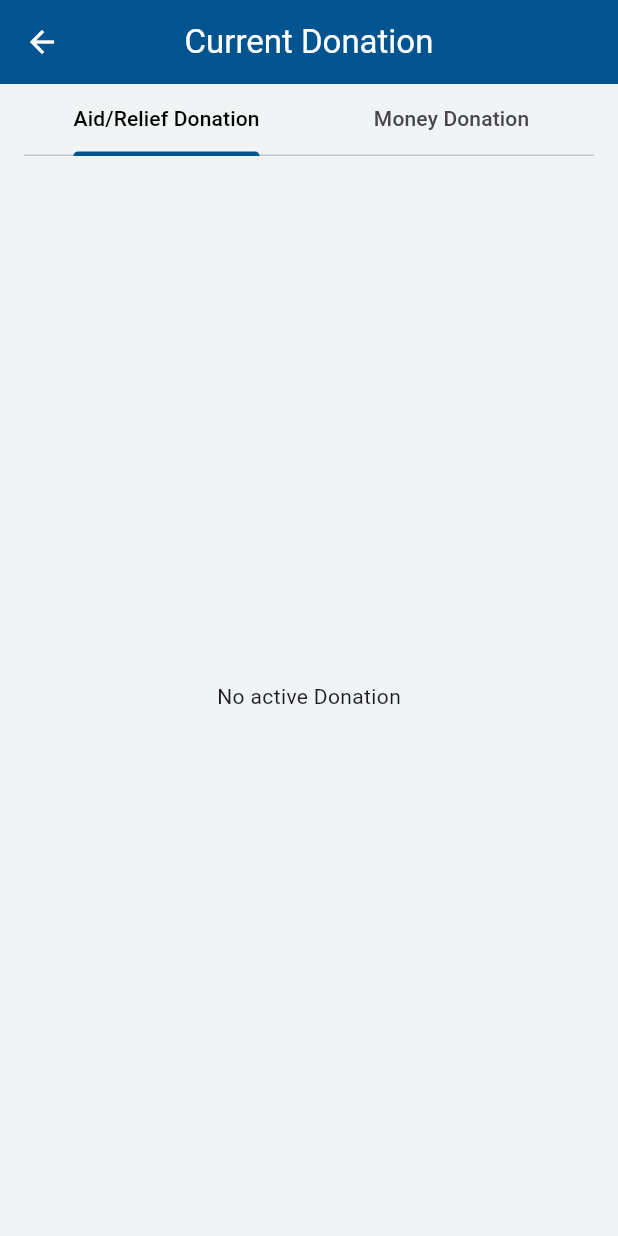
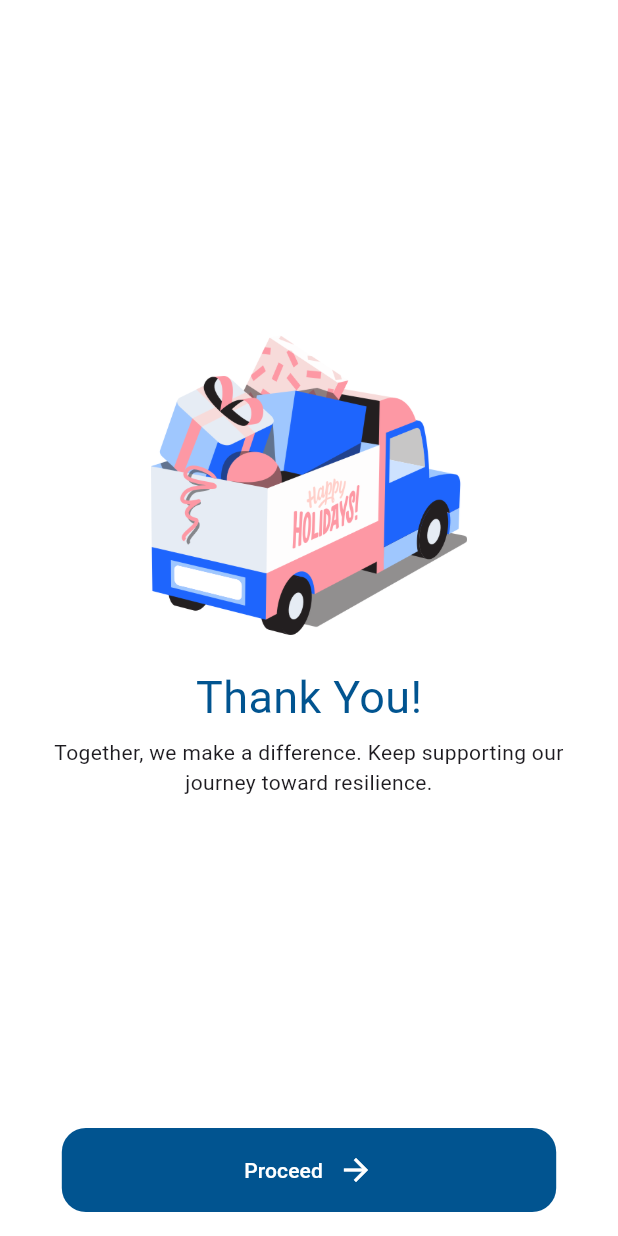
Before and after one commit to thisisJohnny07/ResilientLink, a Flutter app: the GenerateQr screen opened directly with empty values, after a tap on "Finish", on a phone screen of 412 x 824 dp. Run offline on Flutter 3.47's test engine with Material 3 defaults, Android fonts, the phone set to English and light mode, and no system bars; our stand-ins replace cloud_firestore, firebase_auth, firebase_core, firebase_messaging, firebase_storage, flutter_local_notifications and 11 more; missing offline and left inert: webview_flutter_android, webview_flutter_wkwebview; accounts and stored records are empty; network calls fail.

Commit message:
Polish 19th

```diff
--- a/resilientlink/lib/main.dart
+++ b/resilientlink/lib/main.dart
@@ -4,7 +4,7 @@
 import 'package:resilientlink/api/Firebase_api.dart';
 import 'package:resilientlink/firebase_options.dart';
 import 'package:resilientlink/pages/bottom_navigation.dart';
-import 'package:resilientlink/pages/get_started.dart';
+import 'package:resilientlink/pages/login.dart';
 
 final navigatorKey = GlobalKey<NavigatorState>();
 
@@ -30,7 +30,7 @@
           if (snapshot.hasData) {
             return const BottomNavigation();
           } else {
-            return const GetStarted();
+            return const LoginScreen();
           }
         },
       ),
--- a/resilientlink/lib/pages/customer_paymongo_screen.dart
+++ b/resilientlink/lib/pages/customer_paymongo_screen.dart
@@ -1,6 +1,6 @@
 import 'package:cloud_firestore/cloud_firestore.dart';
 import 'package:flutter/material.dart';
-import 'package:resilientlink/pages/ongoing_donation.dart';
+import 'package:resilientlink/pages/thank_you_page.dart';
 import 'package:webview_flutter/webview_flutter.dart';
 // #docregion platform_imports
 // Import for Android features.
@@ -88,9 +88,7 @@ class _CustomerPaymongoScreenState extends State<CustomerPaymongoScreen> {
               Navigator.pushReplacement(
                   context,
                   MaterialPageRoute(
-                      builder: (context) => OngoingDonation(
-                            initialTabIndex: 1,
-                          )));
+                      builder: (context) => ThankYouPage(index: 1)));
             } else if (change.url!.contains('/payments/cancelled')) {
               debugPrint('PAYMENT CANCELLED');
             }
--- a/resilientlink/lib/pages/donate_money.dart
+++ b/resilientlink/lib/pages/donate_money.dart
@@ -155,6 +155,7 @@ class _DonateMoneyState extends State<DonateMoney> {
                       controller: amount,
                       decoration: const InputDecoration(
                         border: OutlineInputBorder(),
+                        prefixText: '₱ ',
                       ),
                       keyboardType: TextInputType.number,
                       onChanged: (value) =>
--- a/resilientlink/lib/pages/donation_drive_details.dart
+++ b/resilientlink/lib/pages/donation_drive_details.dart
@@ -71,7 +71,7 @@ class _DonationDriveDetailsState extends State<DonationDriveDetails> {
     final aidSnapshot = await FirebaseFirestore.instance
         .collection('aid_donation')
         .where('donationDriveId', isEqualTo: donationDriveId)
-        .where('status', whereIn: [1, 2]).get();
+        .get();
 
     final moneySnapshot = await FirebaseFirestore.instance
         .collection('money_donation')
@@ -218,7 +218,7 @@ class _DonationDriveDetailsState extends State<DonationDriveDetails> {
                                 crossAxisAlignment: CrossAxisAlignment.start,
                                 children: [
                                   Text(
-                                    "Packs Shared",
+                                    "Packs Pledged",
                                     style: TextStyle(
                                       fontSize: 16,
                                       color: Colors.black45,
--- a/resilientlink/lib/pages/generate_qr.dart
+++ b/resilientlink/lib/pages/generate_qr.dart
@@ -7,7 +7,7 @@ import 'package:firebase_storage/firebase_storage.dart';
 import 'package:flutter/material.dart';
 import 'package:flutter/rendering.dart';
 import 'package:qr_flutter/qr_flutter.dart';
-import 'package:resilientlink/pages/ongoing_donation.dart';
+import 'package:resilientlink/pages/thank_you_page.dart';
 
 class GenerateQr extends StatefulWidget {
   final String donationId;
@@ -236,10 +236,7 @@ class _GenerateqrState extends State<GenerateQr> {
                   });
                   _uploadQrCodeToFirebase();
                   final route = MaterialPageRoute(
-                    builder: (context) => OngoingDonation(
-                      initialTabIndex: 0,
-                    ),
-                  );
+                      builder: (context) => ThankYouPage(index: 0));
 
                   Navigator.pushAndRemoveUntil(
                       context, route, (route) => false);
--- /dev/null
+++ b/resilientlink/lib/pages/thank_you_page.dart
@@ -0,0 +1,73 @@
+import 'package:flutter/material.dart';
+import 'package:resilientlink/pages/ongoing_donation.dart';
+
+class ThankYouPage extends StatelessWidget {
+  final int index;
+  const ThankYouPage({super.key, required this.index});
+
+  @override
+  Widget build(BuildContext context) {
+    return Scaffold(
+      backgroundColor: Colors.white,
+      body: Center(
+        child: Padding(
+          padding: const EdgeInsets.all(16.0),
+          child: Column(
+            mainAxisAlignment: MainAxisAlignment.center,
+            children: [
+              Spacer(flex: 3), // Adjust spacing to shift content upwards
+              Image.asset(
+                "images/truck.png",
+                height: 200,
+              ),
+              SizedBox(height: 20),
+              Text(
+                "Thank You!",
+                style: TextStyle(
+                  fontSize: 30,
+                  color: Color(0xFF015490),
+                ),
+              ),
+              SizedBox(height: 5),
+              Text(
+                "Together, we make a difference. Keep supporting our journey toward resilience.",
+                textAlign: TextAlign.center,
+              ),
+              Spacer(flex: 4), // More space at bottom to offset the button area
+            ],
+          ),
+        ),
+      ),
+      floatingActionButton: SizedBox(
+        width: MediaQuery.of(context).size.width * 0.8,
+        child: FloatingActionButton.extended(
+          onPressed: () {
+            Navigator.pushReplacement(
+              context,
+              MaterialPageRoute(
+                builder: (context) => OngoingDonation(initialTabIndex: index),
+              ),
+            );
+          },
+          backgroundColor: Color(0xFF015490),
+          label: Row(
+            mainAxisAlignment: MainAxisAlignment.center,
+            children: [
+              const Text(
+                "Proceed",
+                style: TextStyle(color: Colors.white),
+              ),
+              SizedBox(width: 10),
+              Icon(
+                Icons.arrow_forward,
+                color: Colors.white,
+              ),
+            ],
+          ),
+          elevation: 0,
+        ),
+      ),
+      floatingActionButtonLocation: FloatingActionButtonLocation.centerFloat,
+    );
+  }
+}
--- a/resilientlink/pubspec.yaml
+++ b/resilientlink/pubspec.yaml
@@ -62,6 +62,7 @@ dependencies:
   webview_flutter_android: ^3.16.9
   pdf: ^3.11.1
   flutter_spinkit: ^5.2.1
+  share_plus: ^10.1.2
 
 
 dev_dependencies:
@@ -104,6 +105,7 @@ flutter:
      - images/southcotabato.png
      - images/signature.png
      - images/certificate.png
+     - images/truck.png
 
 
   # An image asset can refer to one or more resolution-specific "variants", see
```
Also changed, not shown: resilientlink/lib/outputs/current_donation_drive.dart (+17 -6 lines), resilientlink/lib/pages/get_started.dart (deleted, +0 -35 lines), resilientlink/lib/pages/login.dart (+9 -2 lines), resilientlink/lib/pages/profile.dart (+18 -5 lines), resilientlink/lib/services/google_auth.dart (+21 -17 lines), resilientlink/images/truck.png (added), resilientlink/pubspec.lock, 3 other files.
